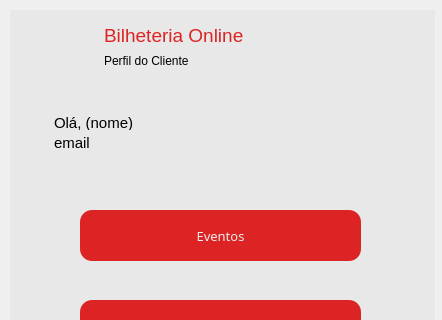
First picture: the form in telas/tela_perfilCliente.ui, repository ClaraFontes/bilheteria-digital, before the edit; both pictures show x 0 to 442 and y 0 to 320 of the 442 by 692 pixel window.
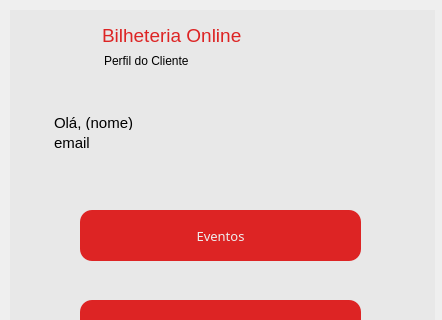
Second picture: the form after the edit. Icons and pictures are not drawn.

What changed in the file:
```diff
--- a/telas/tela_perfilCliente.ui
+++ b/telas/tela_perfilCliente.ui
@@ -56,30 +56,6 @@
      <bool>true</bool>
     </property>
    </widget>
-   <widget class="QTextEdit" name="texto_topo">
-    <property name="geometry">
-     <rect>
-      <x>90</x>
-      <y>10</y>
-      <width>151</width>
-      <height>41</height>
-     </rect>
-    </property>
-    <property name="cursor" stdset="0">
-     <cursorShape>IBeamCursor</cursorShape>
-    </property>
-    <property name="styleSheet">
-     <string notr="true">border: none;
-color: rgba(221, 33, 33, 0.99);</string>
-    </property>
-    <property name="html">
-     <string>&lt;!DOCTYPE HTML PUBLIC &quot;-//W3C//DTD HTML 4.0//EN&quot; &quot;http://www.w3.org/TR/REC-html40/strict.dtd&quot;&gt;
-&lt;html&gt;&lt;head&gt;&lt;meta name=&quot;qrichtext&quot; content=&quot;1&quot; /&gt;&lt;style type=&quot;text/css&quot;&gt;
-p, li { white-space: pre-wrap; }
-&lt;/style&gt;&lt;/head&gt;&lt;body style=&quot; font-family:'MS Shell Dlg 2'; font-size:7.8pt; font-weight:400; font-style:normal;&quot;&gt;
-&lt;p style=&quot; margin-top:0px; margin-bottom:0px; margin-left:0px; margin-right:0px; -qt-block-indent:0; text-indent:0px;&quot;&gt;&lt;span style=&quot; font-size:14pt;&quot;&gt;Bilheteria Online&lt;/span&gt;&lt;/p&gt;&lt;/body&gt;&lt;/html&gt;</string>
-    </property>
-   </widget>
    <widget class="QPushButton" name="bt_voltarperfilCliente">
     <property name="enabled">
      <bool>true</bool>
@@ -353,6 +329,29 @@
      <string>Meus dados</string>
     </property>
    </widget>
+   <widget class="QLineEdit" name="lineEdit">
+    <property name="geometry">
+     <rect>
+      <x>90</x>
+      <y>10</y>
+      <width>151</width>
+      <height>31</height>
+     </rect>
+    </property>
+    <property name="font">
+     <font>
+      <family>MS Shell Dlg 2</family>
+      <pointsize>14</pointsize>
+     </font>
+    </property>
+    <property name="styleSheet">
+     <string notr="true">border: none;
+color: rgba(221, 33, 33, 0.99);</string>
+    </property>
+    <property name="text">
+     <string>Bilheteria Online</string>
+    </property>
+   </widget>
   </widget>
  </widget>
  <resources/>
```
Left out of the diff: 6 changed lines with no effect on the pictures.
